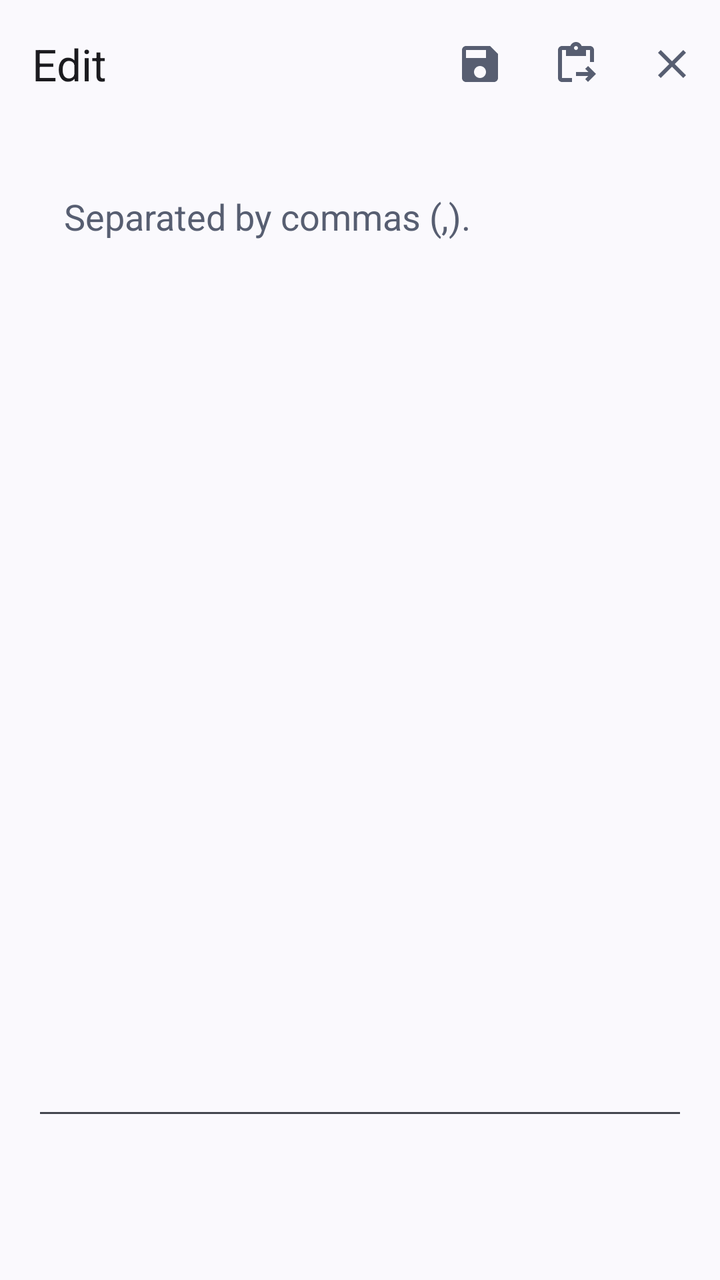
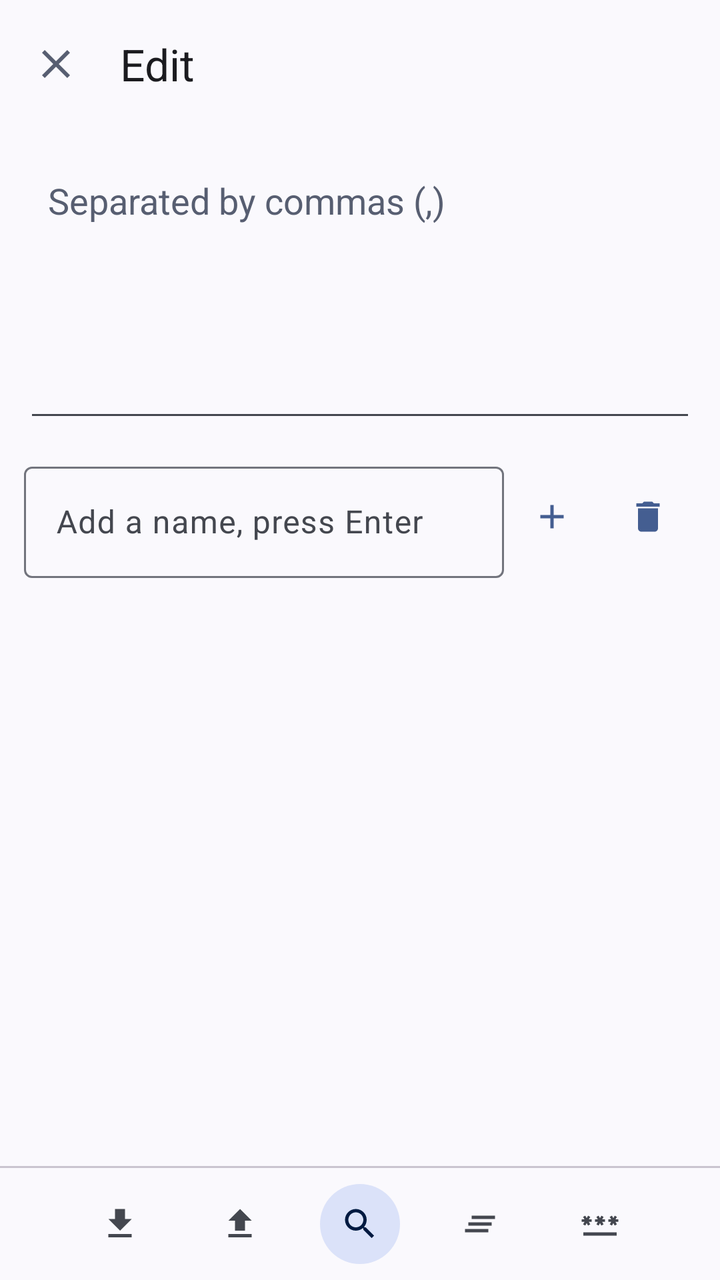

Two renders of the same Android screen: before a commit and after it. Below are the layout's source before the change and the commit's diff.
<!-- AndroidManifest.xml: application theme Theme.Drawer -->
<!-- res/layout/activity_edit.xml -->
<?xml version="1.0" encoding="utf-8"?>
<RelativeLayout xmlns:android="http://schemas.android.com/apk/res/android"
    xmlns:app="http://schemas.android.com/apk/res-auto"
    xmlns:tools="http://schemas.android.com/tools"
    android:id="@+id/edit_layout"
    android:layout_width="match_parent"
    android:layout_height="match_parent"
    tools:context=".EditActivity">

    <com.google.android.material.appbar.MaterialToolbar
        android:id="@+id/edit_topAppBar"
        android:layout_width="match_parent"
        android:layout_height="wrap_content"
        android:layout_alignParentTop="true"
        android:minHeight="?attr/actionBarSize"
        app:menu="@menu/edit_app_bar"
        app:title="@string/lists_edit" />

    <EditText
        android:id="@+id/edit_text_area"
        android:layout_width="match_parent"
        android:layout_height="match_parent"
        android:layout_above="@+id/count_text_view"
        android:layout_below="@+id/edit_topAppBar"
        android:layout_margin="16dp"
        android:gravity="top|start"
        android:hint="@string/lists_edit_tip"
        android:inputType="textMultiLine"
        android:padding="16dp"
        android:textColorHint="?attr/colorSecondary"
        tools:ignore="Autofill,VisualLintTextFieldSize" />

    <TextView
        android:id="@+id/count_text_view"
        android:layout_width="match_parent"
        android:layout_height="wrap_content"
        android:layout_alignParentBottom="true"
        android:gravity="center"
        android:padding="16dp"
        android:text=""
        android:textSize="20sp" />

</RelativeLayout>
<!-- resources referenced by this layout -->
<resources>
  <string name="lists_edit_tip">Separated by commas (,).</string>
  <!-- unchanged entries left out for length: 2 -->
</resources>

<!-- the commit's change to res/layout/activity_edit.xml (unified diff, before → after) -->
@@ -1,43 +1,179 @@
 <?xml version="1.0" encoding="utf-8"?>
-<RelativeLayout xmlns:android="http://schemas.android.com/apk/res/android"
+<LinearLayout xmlns:android="http://schemas.android.com/apk/res/android"
     xmlns:app="http://schemas.android.com/apk/res-auto"
     xmlns:tools="http://schemas.android.com/tools"
     android:id="@+id/edit_layout"
     android:layout_width="match_parent"
     android:layout_height="match_parent"
+    android:orientation="vertical"
     tools:context=".EditActivity">
 
     <com.google.android.material.appbar.MaterialToolbar
         android:id="@+id/edit_topAppBar"
         android:layout_width="match_parent"
         android:layout_height="wrap_content"
-        android:layout_alignParentTop="true"
         android:minHeight="?attr/actionBarSize"
-        app:menu="@menu/edit_app_bar"
+        app:navigationIcon="@drawable/ic_close"
         app:title="@string/lists_edit" />
 
     <EditText
         android:id="@+id/edit_text_area"
         android:layout_width="match_parent"
-        android:layout_height="match_parent"
-        android:layout_above="@+id/count_text_view"
-        android:layout_below="@+id/edit_topAppBar"
-        android:layout_margin="16dp"
+        android:layout_height="140dp"
+        android:layout_margin="12dp"
         android:gravity="top|start"
         android:hint="@string/lists_edit_tip"
         android:inputType="textMultiLine"
-        android:padding="16dp"
+        android:padding="12dp"
         android:textColorHint="?attr/colorSecondary"
         tools:ignore="Autofill,VisualLintTextFieldSize" />
 
-    <TextView
-        android:id="@+id/count_text_view"
+    <LinearLayout
         android:layout_width="match_parent"
         android:layout_height="wrap_content"
-        android:layout_alignParentBottom="true"
+        android:layout_marginStart="12dp"
+        android:layout_marginEnd="12dp"
+        android:gravity="center_vertical"
+        android:orientation="horizontal">
+
+        <com.google.android.material.textfield.TextInputLayout
+            style="@style/Widget.Material3.TextInputLayout.OutlinedBox"
+            android:layout_width="0dp"
+            android:layout_height="wrap_content"
+            android:layout_weight="1"
+            android:hint="@string/edit_add_hint">
+
+            <com.google.android.material.textfield.TextInputEditText
+                android:id="@+id/add_text_input"
+                android:layout_width="match_parent"
+                android:layout_height="wrap_content"
+                android:imeOptions="actionDone"
+                android:inputType="text"
+                android:maxLines="1" />
+        </com.google.android.material.textfield.TextInputLayout>
+
+        <com.google.android.material.button.MaterialButton
+            android:id="@+id/add_btn"
+            style="@style/Widget.Material3.Button.IconButton"
+            android:layout_width="wrap_content"
+            android:layout_height="wrap_content"
+            android:contentDescription="@string/content_desc_add"
+            app:icon="@drawable/ic_add" />
+
+        <com.google.android.material.button.MaterialButton
+            android:id="@+id/remove_btn"
+            style="@style/Widget.Material3.Button.IconButton"
+            android:layout_width="wrap_content"
+            android:layout_height="wrap_content"
+            android:contentDescription="@string/content_desc_remove"
+            app:icon="@drawable/ic_delete" />
+    </LinearLayout>
+
+    <LinearLayout
+        android:layout_width="match_parent"
+        android:layout_height="wrap_content"
+        android:orientation="horizontal"
+        android:paddingStart="16dp"
+        android:paddingTop="4dp"
+        android:paddingEnd="16dp">
+
+        <TextView
+            android:id="@+id/total_text"
+            android:layout_width="0dp"
+            android:layout_height="wrap_content"
+            android:layout_weight="1"
+            android:textColor="?attr/colorSecondary"
+            android:textSize="13sp" />
+
+        <TextView
+            android:id="@+id/selected_text"
+            android:layout_width="wrap_content"
+            android:layout_height="wrap_content"
+            android:textColor="?attr/colorSecondary"
+            android:textSize="13sp" />
+    </LinearLayout>
+
+    <ListView
+        android:id="@+id/list_view"
+        android:layout_width="match_parent"
+        android:layout_height="0dp"
+        android:layout_marginStart="12dp"
+        android:layout_marginTop="4dp"
+        android:layout_marginEnd="12dp"
+        android:layout_marginBottom="4dp"
+        android:layout_weight="1"
+        android:choiceMode="multipleChoice"
+        android:divider="@android:color/transparent"
+        android:dividerHeight="2dp"
+        android:overScrollMode="never" />
+
+    <View
+        android:layout_width="match_parent"
+        android:layout_height="1dp"
+        android:background="?attr/colorOutlineVariant" />
+
+    <LinearLayout
+        android:layout_width="match_parent"
+        android:layout_height="wrap_content"
+        android:background="?attr/colorSurface"
         android:gravity="center"
-        android:padding="16dp"
-        android:text=""
-        android:textSize="20sp" />
+        android:orientation="horizontal"
+        android:paddingTop="4dp"
+        android:paddingBottom="4dp">
 
-</RelativeLayout>
+        <com.google.android.material.button.MaterialButton
+            android:id="@+id/bottom_import_btn"
+            style="@style/Widget.Material3.Button.IconButton"
+            android:layout_width="wrap_content"
+            android:layout_height="wrap_content"
+            android:layout_marginStart="6dp"
+            android:layout_marginEnd="6dp"
+            android:contentDescription="@string/action_import"
+            app:icon="@drawable/ic_import"
+            app:iconTint="?attr/colorOnSurfaceVariant" />
+
+        <com.google.android.material.button.MaterialButton
+            android:id="@+id/bottom_export_btn"
+            style="@style/Widget.Material3.Button.IconButton"
+            android:layout_width="wrap_content"
+            android:layout_height="wrap_content"
+            android:layout_marginStart="6dp"
+            android:layout_marginEnd="6dp"
+            android:contentDescription="@string/action_export"
+            app:icon="@drawable/ic_export"
+            app:iconTint="?attr/colorOnSurfaceVariant" />
+
+        <com.google.android.material.button.MaterialButton
+            android:id="@+id/bottom_find_btn"
+            style="@style/Widget.Material3.Button.IconButton.Filled.Tonal"
+            android:layout_width="wrap_content"
+            android:layout_height="wrap_content"
+            android:layout_marginStart="6dp"
+            android:layout_marginEnd="6dp"
+            android:contentDescription="@string/action_find"
+            app:icon="@drawable/ic_search"
+            app:iconTint="?attr/colorOnPrimaryContainer" />
+
+        <com.google.android.material.button.MaterialButton
+            android:id="@+id/bottom_clear_btn"
+            style="@style/Widget.Material3.Button.IconButton"
+            android:layout_width="wrap_content"
+            android:layout_height="wrap_content"
+            android:layout_marginStart="6dp"
+            android:layout_marginEnd="6dp"
+            android:contentDescription="@string/action_clear"
+            app:icon="@drawable/ic_clear"
+            app:iconTint="?attr/colorOnSurfaceVariant" />
+
+        <com.google.android.material.button.MaterialButton
+            android:id="@+id/bottom_password_btn"
+            style="@style/Widget.Material3.Button.IconButton"
+            android:layout_width="wrap_content"
+            android:layout_height="wrap_content"
+            android:layout_marginStart="6dp"
+            android:layout_marginEnd="6dp"
+            android:contentDescription="@string/password"
+            app:icon="@drawable/ic_password"
+            app:iconTint="?attr/colorOnSurfaceVariant" />
+    </LinearLayout>
+</LinearLayout>
<!-- resource entries referenced after the edit -->
@@ -1,6 +1,102 @@
 <!-- resources referenced by this layout -->
 <resources>
-  <string name="lists_edit_tip">Separated by commas (,).</string>
+  <!-- drawable ic_add (drawable) -->
+  <vector xmlns:android="http://schemas.android.com/apk/res/android"
+      android:width="24dp"
+      android:height="24dp"
+      android:tint="?attr/colorSecondary"
+      android:viewportWidth="24"
+      android:viewportHeight="24">
+      <path
+          android:fillColor="@android:color/white"
+          android:pathData="M19,13h-6v6h-2v-6H5v-2h6V5h2v6h6v2z" />
+  </vector>
+  <!-- drawable ic_clear (drawable) -->
+  <vector xmlns:android="http://schemas.android.com/apk/res/android"
+      android:width="24dp"
+      android:height="24dp"
+      android:tint="?attr/colorSecondary"
+      android:viewportWidth="24"
+      android:viewportHeight="24">
+      <path
+          android:fillColor="@android:color/white"
+          android:pathData="M5,13h14v-2L5,11v2zM3,17h14v-2L3,15v2zM7,7v2h14L21,7L7,7z" />
+  </vector>
+  <!-- drawable ic_close (drawable) -->
+  <vector xmlns:android="http://schemas.android.com/apk/res/android"
+      android:width="24dp"
+      android:height="24dp"
+      android:tint="?attr/colorSecondary"
+      android:viewportWidth="24"
+      android:viewportHeight="24">
+      <path
+          android:fillColor="@android:color/white"
+          android:pathData="M19,6.41L17.59,5 12,10.59 6.41,5 5,6.41 10.59,12 5,17.59 6.41,19 12,13.41 17.59,19 19,17.59 13.41,12z" />
+  </vector>
+  <!-- drawable ic_delete (drawable) -->
+  <vector xmlns:android="http://schemas.android.com/apk/res/android"
+      android:width="24dp"
+      android:height="24dp"
+      android:tint="?attr/colorSecondary"
+      android:viewportWidth="24"
+      android:viewportHeight="24">
+      <path
+          android:fillColor="@android:color/white"
+          android:pathData="M6,19c0,1.1 0.9,2 2,2h8c1.1,0 2,-0.9 2,-2V7H6v12zM19,4h-3.5l-1,-1h-5l-1,1H5v2h14V4z" />
+  </vector>
+  <!-- drawable ic_export (drawable) -->
+  <vector xmlns:android="http://schemas.android.com/apk/res/android"
+      android:width="24dp"
+      android:height="24dp"
+      android:tint="?attr/colorSecondary"
+      android:viewportWidth="24"
+      android:viewportHeight="24">
+      <path
+          android:fillColor="@android:color/white"
+          android:pathData="M5,20h14v-2H5V20zM5,10h4v6h6v-6h4l-7,-7L5,10z" />
+  </vector>
+  <!-- drawable ic_import (drawable) -->
+  <vector xmlns:android="http://schemas.android.com/apk/res/android"
+      android:width="24dp"
+      android:height="24dp"
+      android:tint="?attr/colorSecondary"
+      android:viewportWidth="24"
+      android:viewportHeight="24">
+      <path
+          android:fillColor="@android:color/white"
+          android:pathData="M5,20h14v-2H5V20zM19,9h-4V3H9v6H5l7,7L19,9z" />
+  </vector>
+  <!-- drawable ic_password (drawable) -->
+  <vector xmlns:android="http://schemas.android.com/apk/res/android"
+      android:width="32dp"
+      android:height="32dp"
+      android:tint="?attr/colorSecondary"
+      android:viewportWidth="24"
+      android:viewportHeight="24">
+      <path
+          android:fillColor="@android:color/white"
+          android:pathData="M2,17h20v2H2V17zM3.15,12.95L4,11.47l0.85,1.48l1.3,-0.75L5.3,10.72H7v-1.5H5.3l0.85,-1.47L4.85,7L4,8.47L3.15,7l-1.3,0.75L2.7,9.22H1v1.5h1.7L1.85,12.2L3.15,12.95zM9.85,12.2l1.3,0.75L12,11.47l0.85,1.48l1.3,-0.75l-0.85,-1.48H15v-1.5h-1.7l0.85,-1.47L12.85,7L12,8.47L11.15,7l-1.3,0.75l0.85,1.47H9v1.5h1.7L9.85,12.2zM23,9.22h-1.7l0.85,-1.47L20.85,7L20,8.47L19.15,7l-1.3,0.75l0.85,1.47H17v1.5h1.7l-0.85,1.48l1.3,0.75L20,11.47l0.85,1.48l1.3,-0.75l-0.85,-1.48H23V9.22z" />
+  </vector>
+  <!-- drawable ic_search (drawable) -->
+  <vector xmlns:android="http://schemas.android.com/apk/res/android"
+      android:width="24dp"
+      android:height="24dp"
+      android:tint="?attr/colorSecondary"
+      android:viewportWidth="24"
+      android:viewportHeight="24">
+      <path
+          android:fillColor="@android:color/white"
+          android:pathData="M15.5,14h-0.79l-0.28,-0.27C15.41,12.59 16,11.11 16,9.5 16,5.91 13.09,3 9.5,3S3,5.91 3,9.5 5.91,16 9.5,16c1.61,0 3.09,-0.59 4.23,-1.57l0.27,0.28v0.79l5,4.99L20.49,19l-4.99,-5zM9.5,14C7.01,14 5,11.99 5,9.5S7.01,5 9.5,5 14,7.01 14,9.5 11.99,14 9.5,14z" />
+  </vector>
+  <string name="action_clear">Clear</string>
+  <string name="action_export">Export</string>
+  <string name="action_find">Find</string>
+  <string name="action_import">Import</string>
+  <string name="content_desc_add">Add</string>
+  <string name="content_desc_remove">Remove selected</string>
+  <string name="edit_add_hint">Add a name, press Enter</string>
+  <string name="lists_edit_tip">Separated by commas (,)</string>
+  <string name="password">Password</string>
   <!-- unchanged entries left out for length: 2 -->
 </resources>
 
